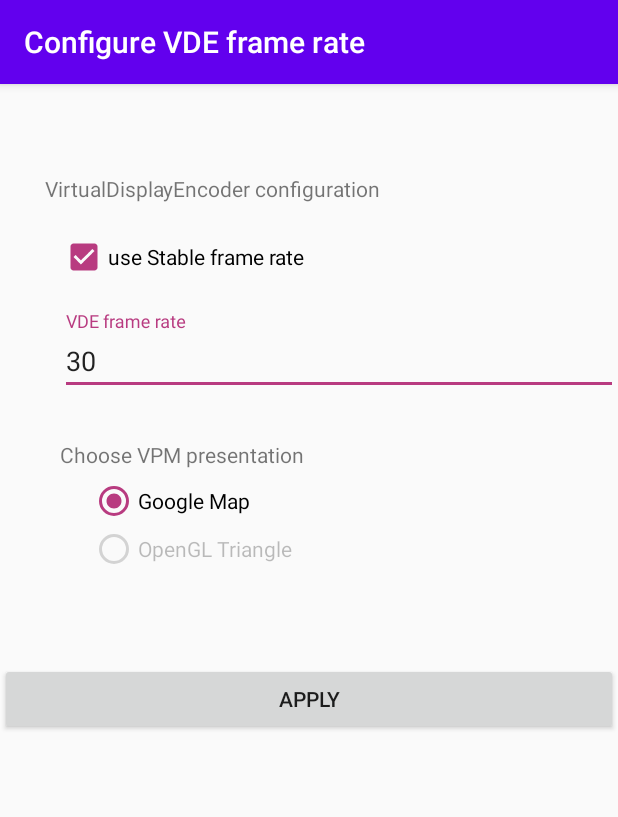
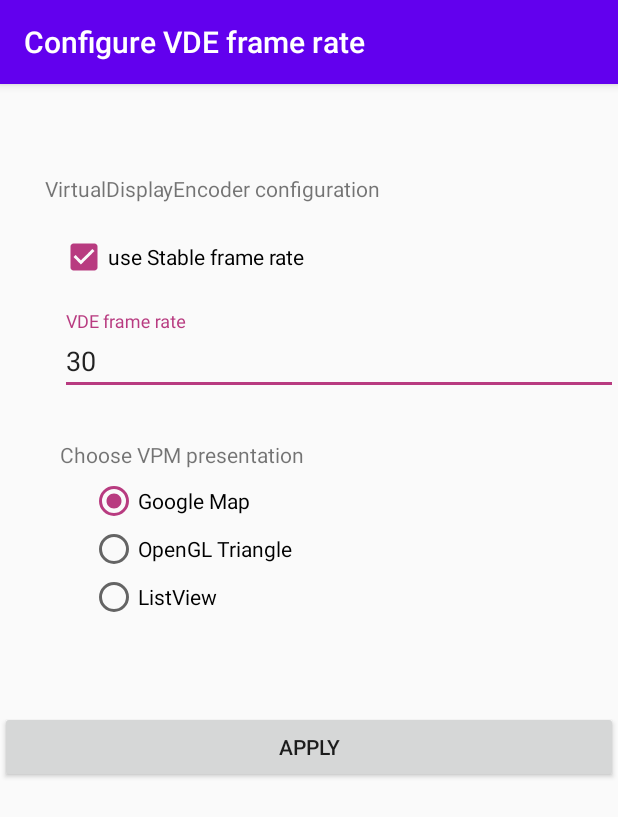
Before and after one commit to shiniwat/HelloMap, an Android app: the VdeConfigActivity screen opened directly, with no data from a screen before it, on a phone screen of 412 x 824 dp. Shown: the top 817 px of the screen. Run offline under Robolectric (Android 15) with nearby library versions, the phone set to English and light mode, and no system bars.

Commit message:
1. Update sdj_java_suite to 5.6.0_RC. 2. Added ListPresentation for touch position testing purpose. 3. Updated Gradle to 7.3.3, AGP to 7.2.2.

```diff
--- a/app/src/main/java/net/shiniwa/hellomap/VdeConfigActivity.kt
+++ b/app/src/main/java/net/shiniwa/hellomap/VdeConfigActivity.kt
@@ -18,6 +18,7 @@ class VdeConfigActivity : AppCompatActivity() {
         val useStableFrameRateKey = "useStableFrameRate"
         val frameRateKey = "frameRate"
         val isMapPresentationKey = "isMapPresentation"
+        val isListPresentationKey = "isListPresentation"
     }
 
     override fun onCreate(savedInstanceState: Bundle?) {
@@ -39,14 +40,21 @@ class VdeConfigActivity : AppCompatActivity() {
         val checkBox = findViewById<CheckBox>(R.id.useStableFramerate)
         val frameEdit = findViewById<EditText>(R.id.frame_rate)
         val isMapPresentation = pref.getBoolean(isMapPresentationKey, true)
+        val isListPresentation = pref.getBoolean(isListPresentationKey, false)
         val mapButton = findViewById<RadioButton>(R.id.radioMap)
+        val listButton = findViewById<RadioButton>(R.id.radioList)
         val openGLButton = findViewById<RadioButton>(R.id.radioOpenGL)
 
         checkBox.isChecked = useStableFrameRate
         val frameRate = pref.getInt(frameRateKey, 30)
         frameEdit.setText(String.format("%d", frameRate))
-        mapButton.isChecked = isMapPresentation
-        openGLButton.isChecked = !isMapPresentation
+        if (isMapPresentation) {
+            mapButton.isChecked = isMapPresentation
+        } else if (isListPresentation) {
+            listButton.isChecked = isListPresentation
+        } else {
+            openGLButton.isChecked = !isMapPresentation
+        }
     }
 
     private fun saveSettings() {
@@ -56,9 +64,11 @@ class VdeConfigActivity : AppCompatActivity() {
         val checkBox = findViewById<CheckBox>(R.id.useStableFramerate)
         val frameEdit = findViewById<EditText>(R.id.frame_rate)
         val mapButton = findViewById<RadioButton>(R.id.radioMap)
+        val listButton = findViewById<RadioButton>(R.id.radioList)
         edit.putBoolean(useStableFrameRateKey, checkBox.isChecked)
         edit.putInt(frameRateKey, frameEdit.text.toString().toInt())
         edit.putBoolean(isMapPresentationKey, mapButton.isChecked)
+        edit.putBoolean(isListPresentationKey, listButton.isChecked)
         edit.commit()
     }
 }
--- a/app/src/main/res/layout/vde_config.xml
+++ b/app/src/main/res/layout/vde_config.xml
@@ -57,8 +57,15 @@
             android:layout_width="match_parent"
             android:layout_height="wrap_content"
             android:layout_marginLeft="60dp"
-            android:enabled="false"
+            android:enabled="true"
             android:text="@string/opengl" />
+        <RadioButton
+            android:id="@+id/radioList"
+            android:layout_width="match_parent"
+            android:layout_height="wrap_content"
+            android:layout_marginLeft="60dp"
+            android:enabled="true"
+            android:text="@string/listview" />
     </RadioGroup>
     <Button
         android:id="@+id/button_apply"
--- a/app/src/main/res/values/strings.xml
+++ b/app/src/main/res/values/strings.xml
@@ -7,4 +7,5 @@
     <string name="choose_presentation">Choose VPM presentation</string>
     <string name="googlemap">Google Map</string>
     <string name="opengl">OpenGL Triangle</string>
+    <string name="listview">ListView</string>
 </resources>
--- a/build.gradle
+++ b/build.gradle
@@ -6,7 +6,7 @@ buildscript {
         jcenter()
     }
     dependencies {
-        classpath 'com.android.tools.build:gradle:7.1.2'
+        classpath 'com.android.tools.build:gradle:7.2.2'
         classpath "org.jetbrains.kotlin:kotlin-gradle-plugin:$kotlin_version"
 
         // NOTE: Do not place your application dependencies here; they belong
```
Also changed, not shown: app/build.gradle (+4 -3 lines), app/src/main/AndroidManifest.xml (+8 -1 lines), app/src/main/java/net/shiniwa/hellomap/ListPresentation.kt (added, +34 -0 lines), app/src/main/java/net/shiniwa/hellomap/MainListActivity.kt (+8 -0 lines), app/src/main/java/net/shiniwa/hellomap/sdl/SdlService.kt (+7 -0 lines), app/src/main/res/layout/menu_list.xml (added, +23 -0 lines), app/src/main/res/layout/menu_list_item.xml (added, +14 -0 lines), gradle/wrapper/gradle-wrapper.properties.
